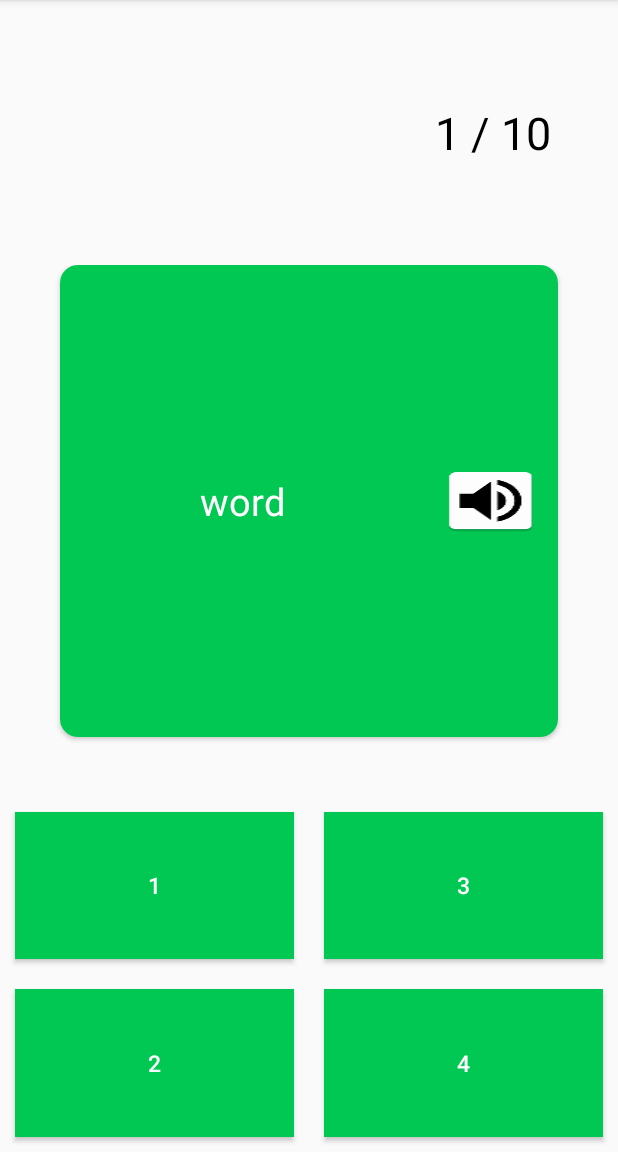
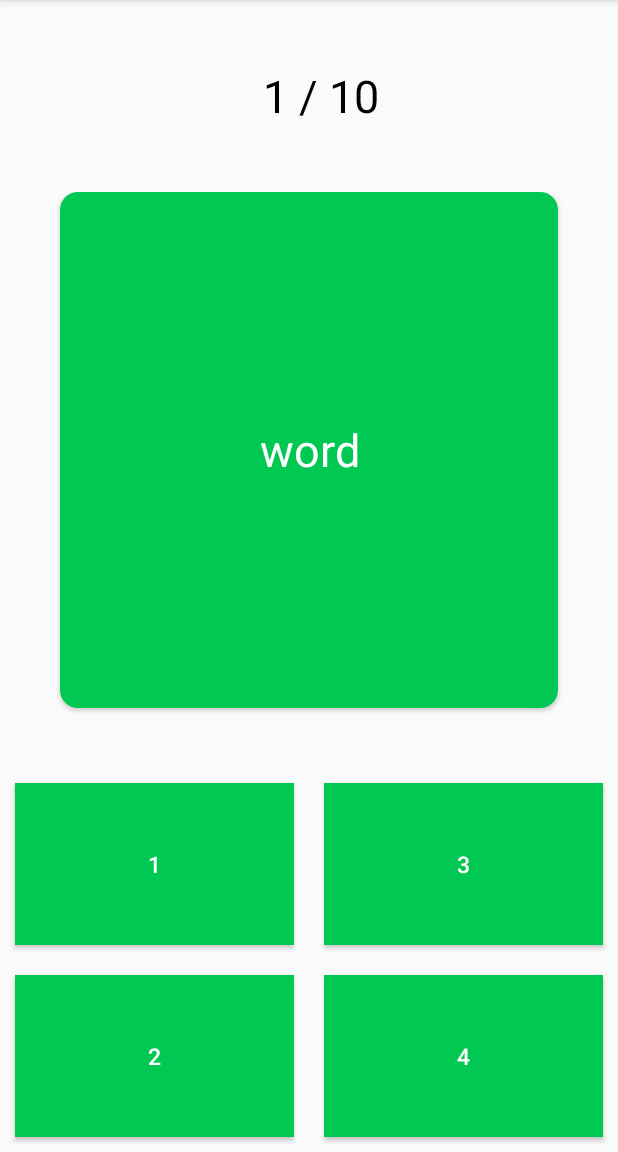
Before and after one commit to sanqa/BetterEnglish, an Android app: the TranslateWordActivity screen opened directly, with no data from a screen before it, on a phone screen of 412 x 824 dp, the part 84-1236 px from its top. Run offline under Robolectric (Android 15) with nearby library versions, the phone set to English and light mode, and no system bars; our stand-ins replace ButterKnife; 7 statements that could not run were skipped.

Commit message:
Change all designs and complete button which speech our words

```diff
--- a/app/src/main/java/com/bionic/sasha/betterenglish/traineeModes/TranslateWordActivity.java
+++ b/app/src/main/java/com/bionic/sasha/betterenglish/traineeModes/TranslateWordActivity.java
@@ -7,6 +7,7 @@ import android.content.SharedPreferences;
 import android.database.Cursor;
 import android.database.sqlite.SQLiteDatabase;
 import android.graphics.Color;
+import android.speech.tts.TextToSpeech;
 import android.support.v7.app.AlertDialog;
 import android.support.v7.app.AppCompatActivity;
 import android.os.Bundle;
@@ -27,6 +28,7 @@ import com.bionic.sasha.betterenglish.db.TranslateReaderDB;
 
 import java.util.ArrayList;
 import java.util.Collections;
+import java.util.Locale;
 import java.util.Random;
 
 import butterknife.BindView;
@@ -47,12 +49,6 @@ public class TranslateWordActivity extends AppCompatActivity {
     @BindView(R.id.traine_mode_word)
     TextView wordTrainee;
 
-    @BindView(R.id.wrong_view)
-    WrongNotif wrong;
-
-    @BindView(R.id.right_view)
-    RightNotification right;
-
     @BindView(R.id.button_one)
     Button buttonOne;
 
@@ -70,6 +66,9 @@ public class TranslateWordActivity extends AppCompatActivity {
 
     @BindView(R.id.all_trainee)
     TextView allWords;
+
+    @BindView(R.id.btnSpeech)
+    Button btnSpeech;
 
     private TranslateDBHelper dbHelper;
 
@@ -92,8 +91,12 @@ public class TranslateWordActivity extends AppCompatActivity {
 
         traineeWords.setText("" + currentCount);
         allWords.setText("" + allCount);
+        wordTrainee.setTextSize(30);
+
 
         answer = workingWithDB();
+
+        btnSpeech.setVisibility(View.GONE);
     }
 
 
@@ -175,16 +178,10 @@ public class TranslateWordActivity extends AppCompatActivity {
                 correctAnswers++;
                 changeModeCorrectResult(answer);
 
-                right.setVisibility(View.VISIBLE);
-                wrong.setVisibility(View.INVISIBLE);
-
                 answer =  workingWithDB();
                 currentCount++;
                 traineeWords.setText("" + currentCount);
             } else {
-
-                wrong.setVisibility(View.VISIBLE);
-                right.setVisibility(View.INVISIBLE);
 
                 AlertDialog.Builder builder = new AlertDialog.Builder(this);
 
@@ -217,6 +214,7 @@ public class TranslateWordActivity extends AppCompatActivity {
                 //запускааю окно с разными параметрами и правильным кол-вом ответов
                 builder.setTitle("Result!")
                         .setCancelable(false)
+                        .setIcon(R.drawable.correct)
                         .setMessage("You have " + correctAnswers + " correct answers.")
                         .setNegativeButton("Change Mode", new DialogInterface.OnClickListener() {
                             public void onClick(DialogInterface dialog, int id) {
@@ -253,6 +251,7 @@ public class TranslateWordActivity extends AppCompatActivity {
                         AlertDialog.Builder builder = new AlertDialog.Builder(TranslateWordActivity.this);
                         //запускааю окно с разными параметрами и правильным кол-вом ответов
                         builder.setTitle("Result!")
+                                .setIcon(R.drawable.correct)
                                 .setCancelable(false)
                                 .setMessage("You have " + correctAnswers + " correct answers.")
                                 .setNegativeButton("Change Mode", new DialogInterface.OnClickListener() {
--- a/app/src/main/res/layout/activity_word_translate.xml
+++ b/app/src/main/res/layout/activity_word_translate.xml
@@ -8,45 +8,14 @@
     android:gravity="center"
     android:orientation="vertical">
 
-    <RelativeLayout
-        android:layout_width="match_parent"
-        android:layout_height="0dp"
-        android:layout_weight="3"
-        android:gravity="center_horizontal"
-        android:orientation="horizontal">
 
-        <com.bionic.sasha.betterenglish.customViews.WrongNotif
-            android:layout_width="100dp"
-            android:id="@+id/wrong_view"
-            android:layout_height="100dp"
-            android:layout_centerVertical="true"
-            android:visibility="invisible"
-            android:layout_alignParentLeft="true"
-            android:layout_alignParentStart="true"
-            android:layout_marginLeft="69dp"
-            android:layout_marginStart="69dp" />
-
-        <com.bionic.sasha.betterenglish.customViews.RightNotification
-            android:layout_width="100dp"
-            android:id="@+id/right_view"
-            android:layout_height="100dp"
-            android:layout_centerVertical="true"
-            android:visibility="invisible"
-            android:layout_alignParentLeft="true"
-            android:layout_alignParentStart="true"
-            android:layout_marginLeft="69dp"
-            android:layout_marginStart="69dp"/>
 
         <LinearLayout
-            android:layout_width="wrap_content"
-            android:layout_height="wrap_content"
-            android:orientation="horizontal"
-            android:layout_marginRight="38dp"
-            android:layout_marginEnd="38dp"
-            android:layout_centerVertical="true"
-            android:layout_alignParentRight="true"
-            android:layout_alignParentEnd="true"
-            android:weightSum="1">
+            android:layout_width="match_parent"
+            android:layout_height="0dp"
+            android:layout_weight="2"
+            android:gravity="center"
+            android:orientation="horizontal">
 
 
             <TextView
@@ -63,8 +32,7 @@
                 android:layout_height="wrap_content"
                 android:text=" / "
                 android:textColor="#000000"
-                android:textSize="@dimen/trainee_bid_text_size"
-                android:layout_weight="0.94" />
+                android:textSize="@dimen/trainee_bid_text_size" />
 
             <TextView
                 android:id="@+id/all_trainee"
@@ -72,10 +40,10 @@
                 android:layout_height="wrap_content"
                 android:text="1"
                 android:textColor="#000000"
-                android:textSize="@dimen/trainee_bid_text_size"/>
+                android:textSize="@dimen/trainee_bid_text_size" />
 
         </LinearLayout>
-    </RelativeLayout>
+
 
     <RelativeLayout
         android:layout_width="match_parent"
@@ -87,9 +55,9 @@
         <android.support.v7.widget.CardView
             android:layout_width="match_parent"
             android:layout_height="match_parent"
+            android:layout_marginBottom="@dimen/trainee_card_margin"
             android:layout_marginLeft="@dimen/trainee_card_margin"
             android:layout_marginRight="@dimen/trainee_card_margin"
-            android:layout_marginBottom="@dimen/trainee_card_margin"
             app:cardCornerRadius="12dp">
 
             <LinearLayout
@@ -110,6 +78,7 @@
                     android:textSize="25sp" />
 
                 <Button
+                    android:id="@+id/btnSpeech"
                     android:layout_width="0dp"
                     android:layout_height="wrap_content"
                     android:layout_margin="@dimen/trainee_mode_margin"
@@ -120,7 +89,6 @@
 
 
         </android.support.v7.widget.CardView>
-
 
 
     </RelativeLayout>
```
Also changed, not shown: app/src/main/java/com/bionic/sasha/betterenglish/traineeModes/DirectlyModeActivity.java (+3 -9 lines), app/src/main/java/com/bionic/sasha/betterenglish/traineeModes/WordTranslateActivity.java (+28 -11 lines), app/src/main/res/layout/activity_directly_mode.xml (+2 -16 lines).
